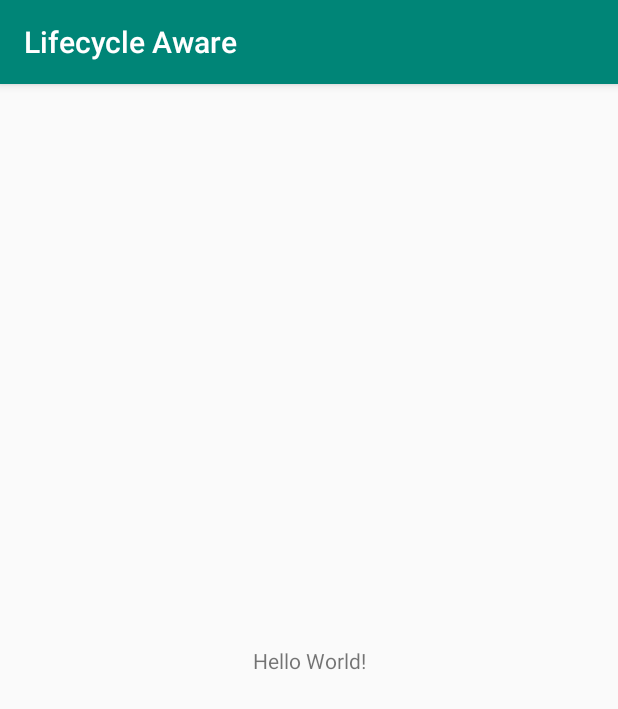
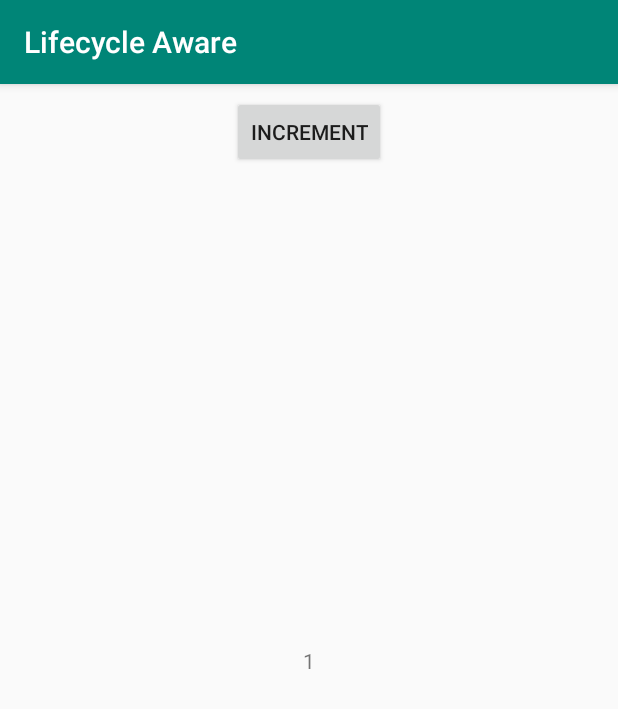
Before and after one commit to JJ-Stanly/Jetpack_Snippets, an Android app: the screen it shows after launch (MainActivity), on a phone screen of 412 x 824 dp. Shown: the top 709 px of the screen. Run offline under Robolectric (Android 15) with nearby library versions, the phone set to English and light mode, and no system bars.

Commit message:
lifecycle aware components, ViewModel, LiveData with Kotlin

```diff
--- a/lifecycleaware/build.gradle
+++ b/lifecycleaware/build.gradle
@@ -33,9 +33,7 @@ dependencies {
     implementation 'androidx.appcompat:appcompat:1.0.0'
     implementation 'com.android.support.constraint:constraint-layout:1.0.2'
     // Added
-//    implementation "androidx.lifecycle:lifecycle-extensions-ktx:$lifecycle_version"
-    implementation "androidx.lifecycle:lifecycle-viewmodel-ktx:$lifecycle_version"
-    implementation "androidx.lifecycle:lifecycle-livedata-ktx:$lifecycle_version"
+    implementation "androidx.lifecycle:lifecycle-extensions:$lifecycle_version"
     kapt "androidx.lifecycle:lifecycle-compiler:$lifecycle_version"
 
     testImplementation 'junit:junit:4.12'
--- a/lifecycleaware/src/main/java/com/jjlab/lifecycleaware/MainActivity.kt
+++ b/lifecycleaware/src/main/java/com/jjlab/lifecycleaware/MainActivity.kt
@@ -1,12 +1,44 @@
 package com.jjlab.lifecycleaware
 
-import android.support.v7.app.AppCompatActivity
 import android.os.Bundle
+import androidx.appcompat.app.AppCompatActivity
+import androidx.lifecycle.Observer
+import androidx.lifecycle.ViewModelProviders
+import kotlinx.android.synthetic.main.activity_main.*
 
 class MainActivity : AppCompatActivity() {
+
+    private val viewModel by lazy {
+        ViewModelProviders.of(this).get(MainActivityViewModel::class.java)
+    }
+
+    private val changeObserver = Observer<Int> {
+        setTimerValue(it)
+    }
 
     override fun onCreate(savedInstanceState: Bundle?) {
         super.onCreate(savedInstanceState)
         setContentView(R.layout.activity_main)
+
+        viewModel.restoreState(savedInstanceState)
+
+        // Making viewModel aware of lifecycle of this activity
+        lifecycle.addObserver(viewModel)
+
+        viewModel.changeNotifier.observe(this, changeObserver)
+
+        act_main_btn.setOnClickListener {
+            viewModel.increment()
+        }
     }
+
+    private fun setTimerValue(value: Int) {
+        act_main_timer.text = value.toString()
+    }
+
+    override fun onSaveInstanceState(outState: Bundle?) {
+        super.onSaveInstanceState(outState)
+        viewModel.saveState(outState)
+    }
+
 }
--- a/lifecycleaware/src/main/java/com/jjlab/lifecycleaware/MainActivityViewModel.kt
+++ b/lifecycleaware/src/main/java/com/jjlab/lifecycleaware/MainActivityViewModel.kt
@@ -1,7 +1,32 @@
 package com.jjlab.lifecycleaware
 
-import androidx.lifecycle.ViewModel
+import android.os.Bundle
+import androidx.lifecycle.*
 
-class MainActivityViewModel : ViewModel() {
+class MainActivityViewModel(private var count: Int = 0) : ViewModel(), LifecycleObserver {
+
+    companion object {
+        const val COUNT_KEY = "count_key"
+    }
+
+    val changeNotifier = MutableLiveData<Int>()
+
+    fun increment() {
+        changeNotifier.value = ++count
+    }
+
+    fun saveState(outState: Bundle?) {
+        outState?.putInt(COUNT_KEY, count)
+    }
+
+    fun restoreState(inState: Bundle?) {
+        inState?.let { count = it.getInt(COUNT_KEY) }
+    }
+
+    @OnLifecycleEvent(Lifecycle.Event.ON_RESUME)
+    fun onResume() {
+        increment()
+    }
+
 
 }
--- a/lifecycleaware/src/main/res/layout/activity_main.xml
+++ b/lifecycleaware/src/main/res/layout/activity_main.xml
@@ -6,6 +6,16 @@
         android:layout_width="match_parent"
         android:layout_height="match_parent"
         tools:context=".MainActivity">
+
+    <Button
+            android:id="@+id/act_main_btn"
+            android:text="@string/text_increment"
+            android:layout_width="wrap_content"
+            app:layout_constraintStart_toStartOf="parent"
+            app:layout_constraintEnd_toEndOf="parent"
+            app:layout_constraintTop_toTopOf="parent"
+            android:layout_marginTop="@dimen/common_margin"
+            android:layout_height="wrap_content"/>
 
     <TextView
             android:id="@+id/act_main_timer"
--- /dev/null
+++ b/lifecycleaware/src/main/res/values/dimens.xml
@@ -0,0 +1,5 @@
+<?xml version="1.0" encoding="utf-8"?>
+<resources>
+    <dimen name="common_margin">8dp</dimen>
+    <dimen name="common_main_title_size">18sp</dimen>
+</resources>
--- a/lifecycleaware/src/main/res/values/strings.xml
+++ b/lifecycleaware/src/main/res/values/strings.xml
@@ -1,3 +1,4 @@
 <resources>
     <string name="app_name">Lifecycle Aware</string>
+    <string name="text_increment">Increment</string>
 </resources>
```
